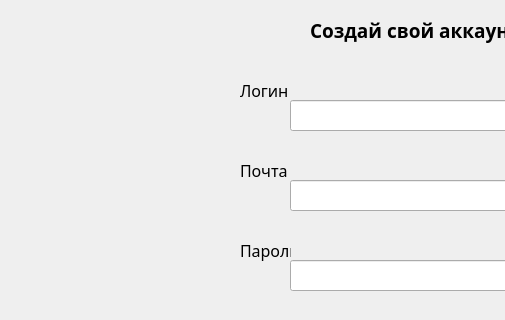
This is reg.ui in caffreyfizz/photoshopPyQT as Qt 5 draws it before an edit; both pictures show x 0 to 505 and y 0 to 320 of the 800 by 600 pixel window. The edited form follows.
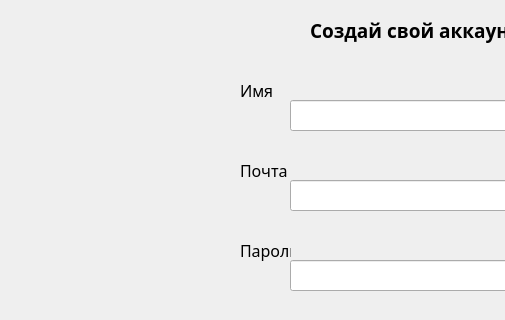
This is the edited form.

Diff of the .ui file:
```diff
--- a/reg.ui
+++ b/reg.ui
@@ -61,7 +61,7 @@
      </font>
     </property>
     <property name="text">
-     <string>Логин</string>
+     <string>Имя</string>
     </property>
    </widget>
    <widget class="QLabel" name="label_3">
```
Left out of the diff: 6 changed lines with no effect on the pictures.
